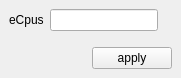
The window that rbhusUI/lib/rbhusHostEditMod.ui (aumanimationstudios/rbhus) describes before a commit, drawn with Qt 5.
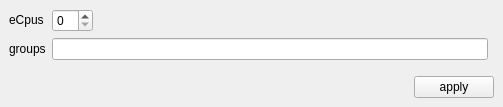
The same window after the commit.

What changed in the file:
```diff
--- a/rbhusUI/lib/rbhusHostEditMod.ui
+++ b/rbhusUI/lib/rbhusHostEditMod.ui
@@ -6,8 +6,8 @@
    <rect>
     <x>0</x>
     <y>0</y>
-    <width>181</width>
-    <height>70</height>
+    <width>503</width>
+    <height>97</height>
    </rect>
   </property>
   <property name="sizePolicy">
@@ -43,17 +43,7 @@
       </property>
      </widget>
     </item>
-    <item row="0" column="1" colspan="2">
-     <widget class="QLineEdit" name="lineEditImageName">
-      <property name="sizePolicy">
-       <sizepolicy hsizetype="Maximum" vsizetype="Fixed">
-        <horstretch>0</horstretch>
-        <verstretch>0</verstretch>
-       </sizepolicy>
-      </property>
-     </widget>
-    </item>
-    <item row="1" column="1" colspan="2">
+    <item row="2" column="1" colspan="2">
      <layout class="QHBoxLayout" name="horizontalLayout">
       <property name="topMargin">
        <number>10</number>
@@ -86,6 +76,26 @@
       </item>
      </layout>
     </item>
+    <item row="0" column="1">
+     <widget class="QSpinBox" name="spinBox">
+      <property name="sizePolicy">
+       <sizepolicy hsizetype="Maximum" vsizetype="Fixed">
+        <horstretch>0</horstretch>
+        <verstretch>0</verstretch>
+       </sizepolicy>
+      </property>
+     </widget>
+    </item>
+    <item row="1" column="0">
+     <widget class="QLabel" name="label">
+      <property name="text">
+       <string>groups</string>
+      </property>
+     </widget>
+    </item>
+    <item row="1" column="1">
+     <widget class="QLineEdit" name="lineEdit"/>
+    </item>
    </layout>
   </widget>
  </widget>
```
Left out of the diff: 6 changed lines with no effect on the pictures.
